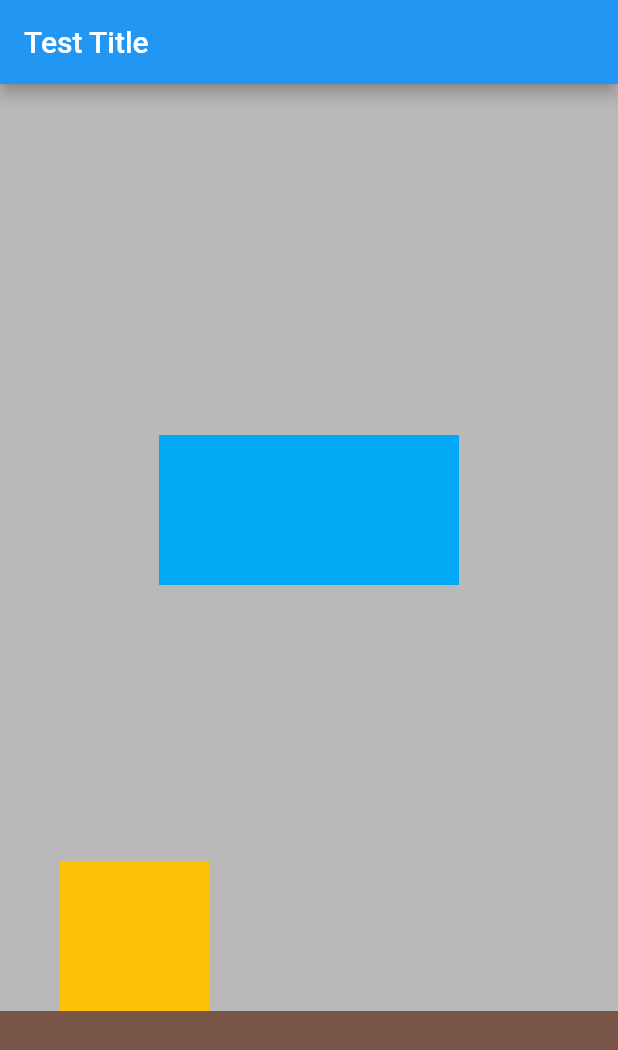
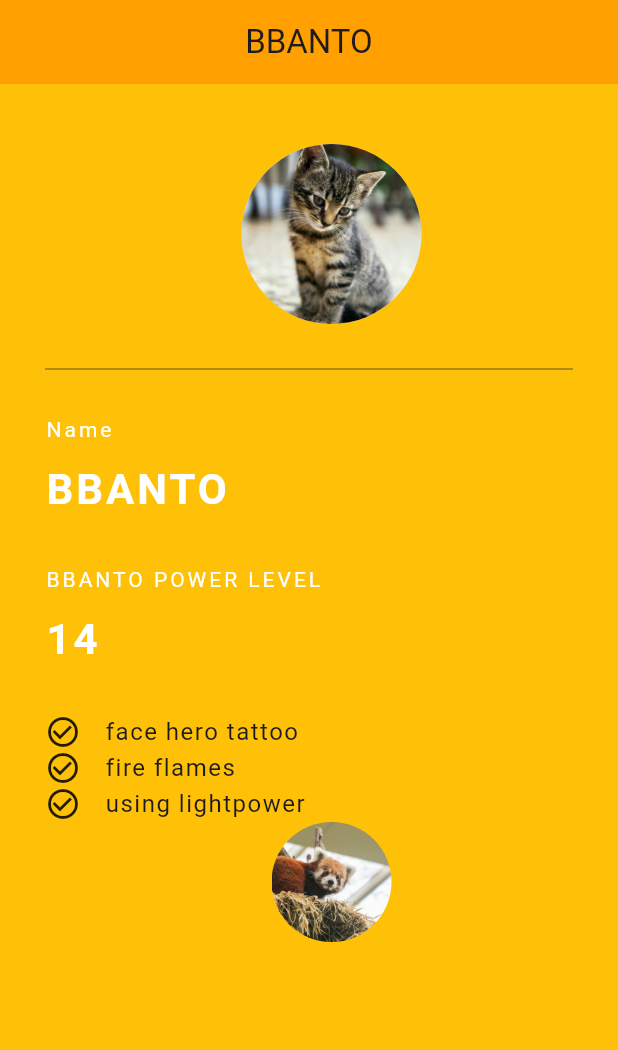
Before and after one commit to sunjom/Baobab_AppFront, a Flutter app: the screen it shows after launch, on a phone screen of 412 x 824 dp. Shown: the top 1050 px of the screen. Run offline on Flutter 3.47's test engine with Material 3 defaults, Android fonts, the phone set to English and light mode, and no system bars.

Commit message:
[FE] 연습

```diff
--- a/code/lib/main.dart
+++ b/code/lib/main.dart
@@ -1,8 +1,8 @@
+// ignore_for_file: prefer_const_constructors, prefer_const_literals_to_create_immutables
+
 import 'package:flutter/material.dart';
 
-void main() {
-  runApp(const MyApp());
-}
+void main() => runApp(MyApp());
 
 class MyApp extends StatelessWidget {
   const MyApp({super.key});
@@ -10,69 +10,137 @@ class MyApp extends StatelessWidget {
   @override
   Widget build(BuildContext context) {
     return MaterialApp(
-      title: 'Flutter Demo',
-      theme: ThemeData(
-        primarySwatch: Colors.blue,
-        //Materia3 기본 테마로 고정되어 있기 때문에, 이걸 false해줘야 꾸미기가 적용됨.
-        useMaterial3: false,
-      ),
-      home: const MyHomePage(),
+      debugShowCheckedModeBanner: false,
+      title:"BBANTO",
+      home: Grade(),
     );
   }
 }
 
-class MyHomePage extends StatefulWidget {
-  const MyHomePage({super.key});
-
-  @override
-  State<MyHomePage> createState() => _MyHomePageState();
-}
-
-class _MyHomePageState extends State<MyHomePage> {
-
+class Grade extends StatelessWidget {
   @override
   Widget build(BuildContext context) {
     return Scaffold(
+      //여기에 bg를 주면 배경 전체에 적용 가능.
+      backgroundColor: Colors.amber,
       appBar: AppBar(
-        title: const Text("Test Title"),
+        title: const Text("BBANTO"),
+        backgroundColor: Colors.amber[700],
+        centerTitle: true,
+        elevation: 0.0,
       ),
-      //SingleChildScrollView로 묶거나 Scroll기능이 있는 ListView로 만들면 됨.
-      body: Stack(
-        children: [
-          Container(
-            width: MediaQuery.of(context).size.width,
-            height:MediaQuery.of(context).size.height,
-            color: Colors.black26,
-          ),
-          Align(
-            alignment: Alignment.bottomLeft,
-            child: Container(
-              width: MediaQuery.of(context).size.width,
-              height: 150,
-              color: Colors.brown,
+      body: Padding(
+        padding: EdgeInsets.fromLTRB(30.0, 40.0, 0.0, 0.0),
+        child: Column(
+          crossAxisAlignment: CrossAxisAlignment.start,
+
+          children: [
+            //pubspec.yaml에 이미지 경로 입력 후, CircleAvatar=> 원형 Div, 속성으로 이미지를 불러오면 됨.
+            Center(
+              child: CircleAvatar(
+                backgroundImage: AssetImage('assets/abc.jpg'),
+                //크기 60
+                radius: 60.0,
+              ),
+            ),
+            //나누는 선을 하나 그림.
+            Divider(
+              //Divider가 위아래로 30px씩 떨어져 있다는 뜻.
+              height: 60.0,
+              color:Colors.grey[850],
+              //선 굵기
+              thickness: 0.5,
+              //끝에서 부터 어느정도 떨어져야 할지 정함.
+              endIndent: 30.0,
+            ),
+            Text("Name" ,style: TextStyle(
+              color: Colors.white,
+              letterSpacing: 2.0,
+            )),
+            SizedBox(
+              height: 10.0,
+            ),
+            Text("BBANTO",
+            style: TextStyle(
+              color: Colors.white,
+              letterSpacing: 2.0,
+              fontSize: 28.0,
+              fontWeight: FontWeight.bold
+            ),),
+            SizedBox(
+              height: 30.0,
             )
-          ),
-          Align(
-            alignment: Alignment.bottomLeft,
-            child: Container(
-              margin: const EdgeInsets.only(left:40, bottom:150),
-              width:100,
-              height: 100,
-              color:Colors.amber
+            ,
+            Text("BBANTO POWER LEVEL" ,style: TextStyle(
+              color: Colors.white,
+              letterSpacing: 2.0,
+            )),
+            SizedBox(
+              height: 10.0,
             ),
-          ),
-          Align(
-            alignment: Alignment.center,
-            child: Container(
-              margin:const EdgeInsets.only(bottom: 200),
-              width: 200,
-              height: 100,
-              color:Colors.lightBlue,
+            Text("14",
+            style: TextStyle(
+              color: Colors.white,
+              letterSpacing: 2.0,
+              fontSize: 28.0,
+              fontWeight: FontWeight.bold
+            ),),
+            SizedBox(
+              height: 30.0,
+            )
+            ,
+            Row(
+              children: [
+                Icon(Icons.check_circle_outline),
+                SizedBox(
+                  width: 16.0,
+                ),
+                Text('face hero tattoo',
+                style: TextStyle(
+                  fontSize: 16.0,
+                  letterSpacing: 1.0,
+                )
+                ,)
+              ],
             ),
-          )
-        ],
-      )
+            Row(
+              children: [
+                Icon(Icons.check_circle_outline),
+                SizedBox(
+                  width: 16.0,
+                ),
+                Text('fire flames',
+                style: TextStyle(
+                  fontSize: 16.0,
+                  letterSpacing: 1.0,
+                )
+                ,)
+              ],
+            ),
+            Row(
+              children: [
+                Icon(Icons.check_circle_outline),
+                SizedBox(
+                  width: 16.0,
+                ),
+                Text('using lightpower',
+                style: TextStyle(
+                  fontSize: 16.0,
+                  letterSpacing: 1.0,
+                )
+                ,)
+              ],
+            ),
+            Center(
+              child: CircleAvatar(
+                backgroundImage: AssetImage('assets/dfg.jpg'),
+                radius:40.0,
+                backgroundColor: Colors.amber,
+              ),
+            )
+          ],
+        ),
+        )
     );
   }
-
 }
--- a/code/pubspec.yaml
+++ b/code/pubspec.yaml
@@ -59,9 +59,9 @@ flutter:
   uses-material-design: true
 
   # To add assets to your application, add an assets section, like this:
-  # assets:
-  #   - images/a_dot_burr.jpeg
-  #   - images/a_dot_ham.jpeg
+  assets:
+    - assets/abc.jpg
+    - assets/dfg.jpg
 
   # An image asset can refer to one or more resolution-specific "variants", see
   # https://flutter.dev/to/resolution-aware-images
```
Also changed, not shown: code/assets/abc.jpg (added), code/assets/dfg.jpg (added).
